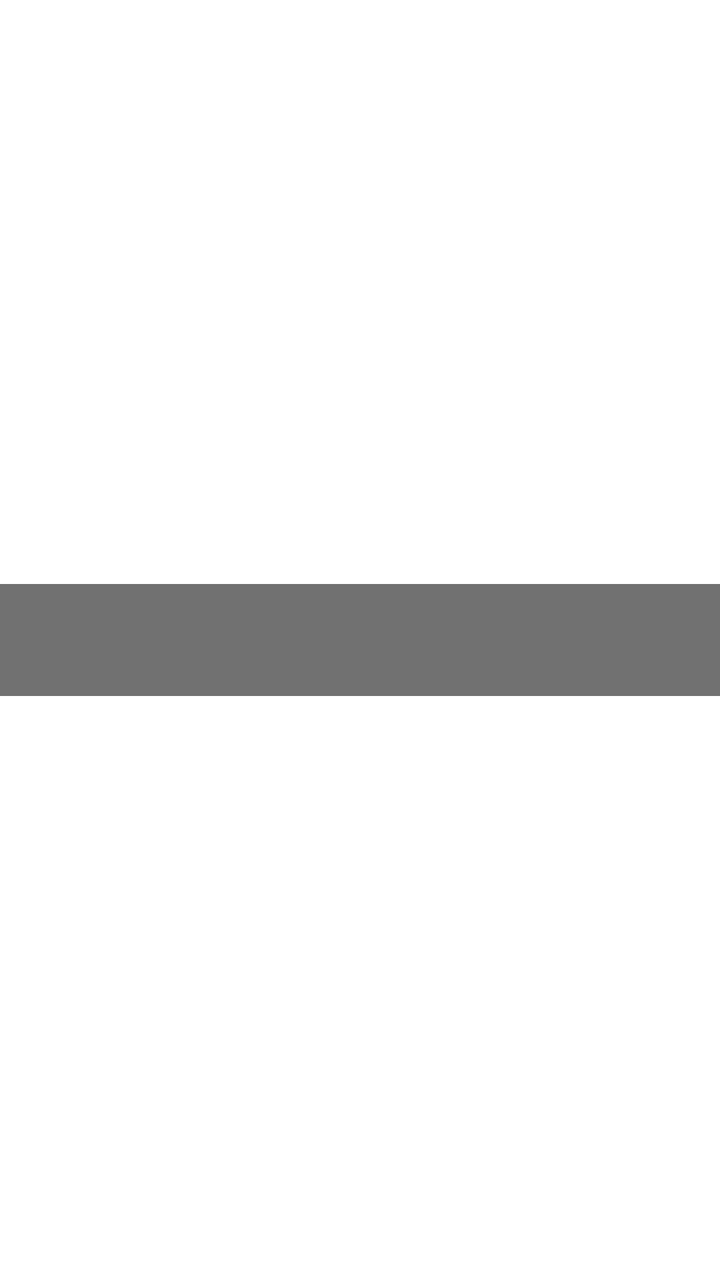
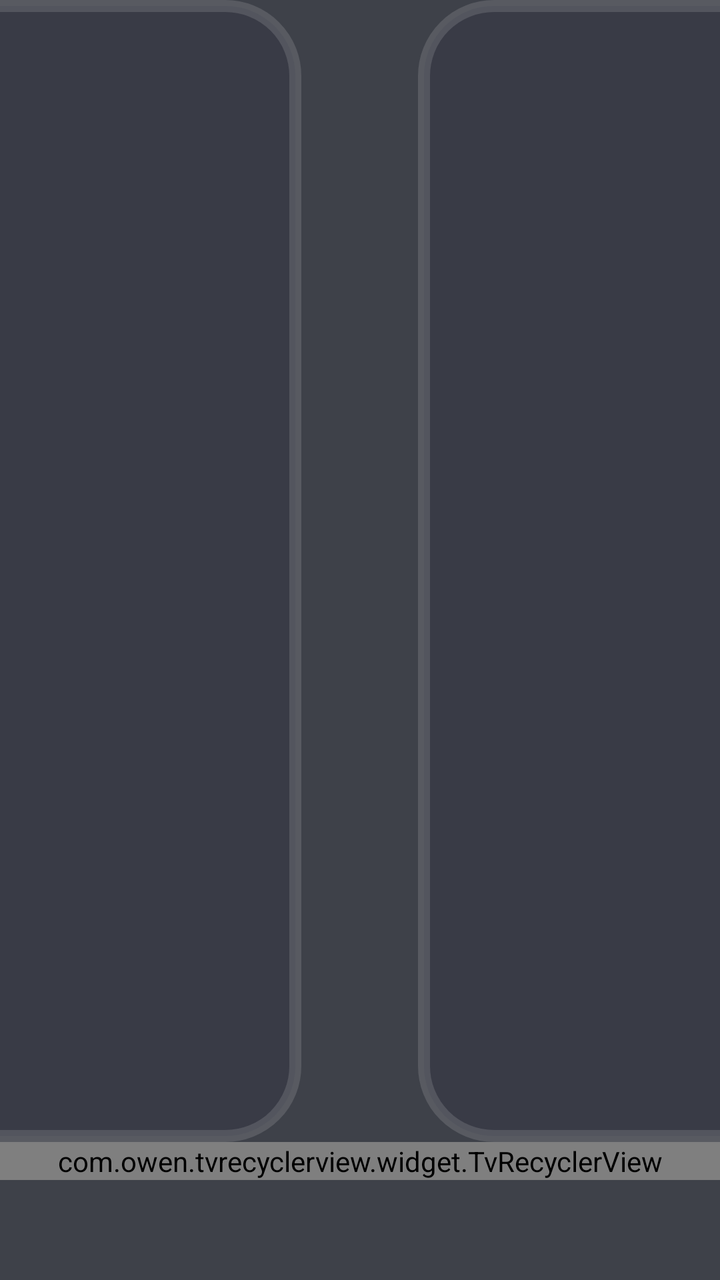

Screens rendered from an Android XML layout before and after an edit, with the pre-edit source and the edit as a unified diff.
<!-- AndroidManifest.xml: application theme AppTheme.NoActionBar -->
<!-- res/layout/dialog_checkbox_search.xml -->
<?xml version="1.0" encoding="utf-8"?>
<FrameLayout xmlns:android="http://schemas.android.com/apk/res/android"
    android:layout_width="match_parent"
    android:layout_height="match_parent">

    <LinearLayout
        android:id="@+id/root"
        android:layout_width="@dimen/vs_480"
        android:layout_height="match_parent"
        android:layout_gravity="center"
        android:layout_margin="@dimen/vs_50"
        android:background="@drawable/shape_dialog_bg_main"
        android:orientation="vertical"
        android:padding="@dimen/vs_25">


        <LinearLayout
            android:layout_width="match_parent"
            android:layout_height="wrap_content"
            android:orientation="horizontal"
            android:paddingBottom="@dimen/vs_20"
            android:weightSum="2">

            <LinearLayout
                android:id="@+id/checkAll"
                android:layout_width="0dp"
                android:layout_height="wrap_content"
                android:layout_gravity="center"
                android:layout_marginStart="@dimen/vs_5"
                android:layout_marginLeft="@dimen/vs_5"
                android:layout_marginEnd="@dimen/vs_5"
                android:layout_marginRight="@dimen/vs_5"
                android:layout_weight="1"
                android:background="@drawable/button_dialog_main"
                android:focusable="true"
                android:gravity="center"
                android:orientation="horizontal"
                android:padding="@dimen/vs_10">

                <ImageView
                    android:layout_width="@dimen/vs_30"
                    android:layout_height="@dimen/vs_30"
                    android:layout_gravity="center"
                    android:layout_marginEnd="@dimen/vs_10"
                    android:layout_marginRight="@dimen/vs_10"
                    android:src="@drawable/shape_search_checkall" />

                <TextView
                    android:layout_width="wrap_content"
                    android:layout_height="wrap_content"
                    android:layout_centerInParent="false"
                    android:layout_gravity="center"
                    android:focusable="false"
                    android:focusableInTouchMode="false"
                    android:gravity="center"
                    android:text="@string/search_checkAll"
                    android:textColor="@color/color_FFFFFF"
                    android:textSize="@dimen/ts_20" />
            </LinearLayout>

            <LinearLayout
                android:id="@+id/clearAll"
                android:layout_width="0dp"
                android:layout_height="wrap_content"
                android:layout_gravity="center"
                android:layout_marginStart="@dimen/vs_5"
                android:layout_marginLeft="@dimen/vs_5"
                android:layout_marginEnd="@dimen/vs_5"
                android:layout_marginRight="@dimen/vs_5"
                android:layout_weight="1"
                android:background="@drawable/button_dialog_main"
                android:focusable="true"
                android:gravity="center"
                android:orientation="horizontal"
                android:padding="@dimen/vs_10">

                <ImageView
                    android:layout_width="@dimen/vs_30"
                    android:layout_height="@dimen/vs_30"
                    android:layout_gravity="center"
                    android:layout_marginEnd="@dimen/vs_10"
                    android:layout_marginRight="@dimen/vs_10"
                    android:src="@drawable/shape_search_clearall" />

                <TextView
                    android:layout_width="wrap_content"
                    android:layout_height="wrap_content"
                    android:layout_centerInParent="false"
                    android:layout_gravity="center"
                    android:focusable="false"
                    android:focusableInTouchMode="false"
                    android:gravity="center"
                    android:text="@string/search_clearAll"
                    android:textColor="@color/color_FFFFFF"
                    android:textSize="@dimen/ts_20" />
            </LinearLayout>
        </LinearLayout>

        <com.owen.tvrecyclerview.widget.TvRecyclerView
            android:id="@+id/mGridView"
            android:layout_width="match_parent"
            android:layout_height="wrap_content"
            android:orientation="vertical" />

    </LinearLayout>

</FrameLayout>
<!-- resources referenced by this layout -->
<resources>
  <color name="color_FFFFFF">#FFFFFF</color>
  <dimen name="ts_20">20mm</dimen>
  <dimen name="vs_10">10mm</dimen>
  <dimen name="vs_20">20mm</dimen>
  <dimen name="vs_25">25mm</dimen>
  <dimen name="vs_30">30mm</dimen>
  <dimen name="vs_480">480mm</dimen>
  <dimen name="vs_5">5mm</dimen>
  <dimen name="vs_50">50mm</dimen>
  <!-- drawable button_dialog_main (drawable) -->
  <?xml version="1.0" encoding="utf-8"?>
  <selector xmlns:android="http://schemas.android.com/apk/res/android">
      <item android:state_focused="true" android:state_pressed="true">
          <shape>
              <corners android:radius="@dimen/vs_5" />
              <solid android:color="?attr/color_theme_dark_70" />
          </shape>
      </item>
      <item android:state_focused="false" android:state_pressed="true">
          <shape>
              <corners android:radius="@dimen/vs_5" />
              <solid android:color="?attr/color_theme_dark_70" />
          </shape>
      </item>
      <item android:state_focused="true">
          <shape>
              <corners android:radius="@dimen/vs_5" />
              <solid android:color="?attr/color_theme_dark_70" />
  	    
  	    <stroke android:width="2mm" android:color="@android:color/white" />
          </shape>
      </item>
      <item android:state_focused="false" android:state_pressed="false">
          <shape>
              <corners android:radius="@dimen/vs_5" />
              <solid android:color="@color/color_000000_60" />
          </shape>
      </item>
  </selector>
  <!-- drawable shape_dialog_bg_main (drawable) -->
  <?xml version="1.0" encoding="utf-8"?>
  <shape xmlns:android="http://schemas.android.com/apk/res/android">
      <corners android:radius="@dimen/vs_15" />
      <solid android:color="@color/color_6A6A6A_95" />
  </shape>
  <!-- drawable shape_search_checkall (drawable) -->
  <vector android:height="24dp" android:tint="@color/color_FFFFFF"
      android:viewportHeight="24" android:viewportWidth="24"
      android:width="24dp" xmlns:android="http://schemas.android.com/apk/res/android">
      <path android:fillColor="@color/color_FFFFFF" android:pathData="M19,3L5,3c-1.1,0 -2,0.9 -2,2v14c0,1.1 0.9,2 2,2h14c1.1,0 2,-0.9 2,-2L21,5c0,-1.1 -0.9,-2 -2,-2zM10.71,16.29c-0.39,0.39 -1.02,0.39 -1.41,0L5.71,12.7c-0.39,-0.39 -0.39,-1.02 0,-1.41 0.39,-0.39 1.02,-0.39 1.41,0L10,14.17l6.88,-6.88c0.39,-0.39 1.02,-0.39 1.41,0 0.39,0.39 0.39,1.02 0,1.41l-7.58,7.59z"/>
  </vector>
  <!-- drawable shape_search_clearall (drawable) -->
  <vector android:height="24dp" android:tint="?attr/color_theme_70"
      android:viewportHeight="24" android:viewportWidth="24"
      android:width="24dp" xmlns:android="http://schemas.android.com/apk/res/android">
      <path android:fillColor="@android:color/white" android:pathData="M18,19L6,19c-0.55,0 -1,-0.45 -1,-1L5,6c0,-0.55 0.45,-1 1,-1h12c0.55,0 1,0.45 1,1v12c0,0.55 -0.45,1 -1,1zM19,3L5,3c-1.1,0 -2,0.9 -2,2v14c0,1.1 0.9,2 2,2h14c1.1,0 2,-0.9 2,-2L21,5c0,-1.1 -0.9,-2 -2,-2z"/>
  </vector>
  <string name="search_checkAll">Select All</string>
  <string name="search_clearAll">Select None</string>
  
      // Fast Search Page //
  <style name="AppTheme.NoActionBar">
          <item name="android:windowActionBar">false</item>
          <item name="android:windowNoTitle">true</item>
          <item name="windowActionBar">false</item>
          <item name="android:windowFullscreen">true</item>//全屏即无通知栏
          <item name="android:windowContentOverlay">@null</item>//是否有遮盖
          <item name="windowNoTitle">true</item>
          
          
          <item name="android:windowBackground">@android:color/transparent</item>
      </style>
  <color name="color_000000_60">#99000000</color>
  <dimen name="vs_15">15mm</dimen>
  <color name="color_6A6A6A_95">#F26A6A6A</color>
</resources>

<!-- the commit's change to res/layout/dialog_checkbox_search.xml (unified diff, before → after) -->
@@ -1,106 +1,60 @@
 <?xml version="1.0" encoding="utf-8"?>
 <FrameLayout xmlns:android="http://schemas.android.com/apk/res/android"
+    xmlns:app="http://schemas.android.com/apk/res-auto"
+    xmlns:tools="http://schemas.android.com/tools"
     android:layout_width="match_parent"
     android:layout_height="match_parent">
-
     <LinearLayout
         android:id="@+id/root"
-        android:layout_width="@dimen/vs_480"
+        android:layout_width="@dimen/vs_420"
         android:layout_height="match_parent"
         android:layout_gravity="center"
-        android:layout_margin="@dimen/vs_50"
-        android:background="@drawable/shape_dialog_bg_main"
-        android:orientation="vertical"
-        android:padding="@dimen/vs_25">
+        android:background="@drawable/shape_dialog_pg_search_checkbox"
+        android:orientation="vertical">
 
 
         <LinearLayout
+            android:orientation="horizontal"
+            android:weightSum="2"
             android:layout_width="match_parent"
-            android:layout_height="wrap_content"
-            android:orientation="horizontal"
-            android:paddingBottom="@dimen/vs_20"
-            android:weightSum="2">
-
-            <LinearLayout
+            android:layout_height="wrap_content">
+            <TextView
                 android:id="@+id/checkAll"
                 android:layout_width="0dp"
                 android:layout_height="wrap_content"
+                android:layout_weight="1"
                 android:layout_gravity="center"
-                android:layout_marginStart="@dimen/vs_5"
-                android:layout_marginLeft="@dimen/vs_5"
-                android:layout_marginEnd="@dimen/vs_5"
-                android:layout_marginRight="@dimen/vs_5"
-                android:layout_weight="1"
-                android:background="@drawable/button_dialog_main"
+                android:gravity="center"
+                android:background="@drawable/button_danmu_setting"
+                android:clickable="true"
                 android:focusable="true"
-                android:gravity="center"
-                android:orientation="horizontal"
-                android:padding="@dimen/vs_10">
+                android:padding="@dimen/vs_30"
+                android:textColor="@color/dialog_text_primary"
+                android:textSize="@dimen/ts_26"
+                android:text="全选" />
 
-                <ImageView
-                    android:layout_width="@dimen/vs_30"
-                    android:layout_height="@dimen/vs_30"
-                    android:layout_gravity="center"
-                    android:layout_marginEnd="@dimen/vs_10"
-                    android:layout_marginRight="@dimen/vs_10"
-                    android:src="@drawable/shape_search_checkall" />
-
-                <TextView
-                    android:layout_width="wrap_content"
-                    android:layout_height="wrap_content"
-                    android:layout_centerInParent="false"
-                    android:layout_gravity="center"
-                    android:focusable="false"
-                    android:focusableInTouchMode="false"
-                    android:gravity="center"
-                    android:text="@string/search_checkAll"
-                    android:textColor="@color/color_FFFFFF"
-                    android:textSize="@dimen/ts_20" />
-            </LinearLayout>
-
-            <LinearLayout
+            <TextView
                 android:id="@+id/clearAll"
                 android:layout_width="0dp"
                 android:layout_height="wrap_content"
+                android:layout_marginLeft="@dimen/vs_10"
+                android:layout_weight="1"
                 android:layout_gravity="center"
-                android:layout_marginStart="@dimen/vs_5"
-                android:layout_marginLeft="@dimen/vs_5"
-                android:layout_marginEnd="@dimen/vs_5"
-                android:layout_marginRight="@dimen/vs_5"
-                android:layout_weight="1"
-                android:background="@drawable/button_dialog_main"
+                android:gravity="center"
+                android:background="@drawable/button_danmu_setting"
+                android:clickable="true"
                 android:focusable="true"
-                android:gravity="center"
-                android:orientation="horizontal"
-                android:padding="@dimen/vs_10">
-
-                <ImageView
-                    android:layout_width="@dimen/vs_30"
-                    android:layout_height="@dimen/vs_30"
-                    android:layout_gravity="center"
-                    android:layout_marginEnd="@dimen/vs_10"
-                    android:layout_marginRight="@dimen/vs_10"
-                    android:src="@drawable/shape_search_clearall" />
-
-                <TextView
-                    android:layout_width="wrap_content"
-                    android:layout_height="wrap_content"
-                    android:layout_centerInParent="false"
-                    android:layout_gravity="center"
-                    android:focusable="false"
-                    android:focusableInTouchMode="false"
-                    android:gravity="center"
-                    android:text="@string/search_clearAll"
-                    android:textColor="@color/color_FFFFFF"
-                    android:textSize="@dimen/ts_20" />
-            </LinearLayout>
+                android:padding="@dimen/vs_30"
+                android:text="全不选"
+                android:textColor="@color/dialog_text_primary"
+                android:textSize="@dimen/ts_26" />
         </LinearLayout>
 
         <com.owen.tvrecyclerview.widget.TvRecyclerView
             android:id="@+id/mGridView"
             android:layout_width="match_parent"
             android:layout_height="wrap_content"
-            android:orientation="vertical" />
+            android:orientation="vertical"/>
 
     </LinearLayout>
 
<!-- resource entries referenced after the edit -->
@@ -1,79 +1,65 @@
 <!-- resources referenced by this layout -->
 <resources>
-  <color name="color_FFFFFF">#FFFFFF</color>
-  <dimen name="ts_20">20mm</dimen>
+  <color name="dialog_text_primary">#FFFFFFFF</color>
+  <dimen name="ts_26">26mm</dimen>
   <dimen name="vs_10">10mm</dimen>
-  <dimen name="vs_20">20mm</dimen>
-  <dimen name="vs_25">25mm</dimen>
   <dimen name="vs_30">30mm</dimen>
-  <dimen name="vs_480">480mm</dimen>
-  <dimen name="vs_5">5mm</dimen>
-  <dimen name="vs_50">50mm</dimen>
-  <!-- drawable button_dialog_main (drawable) -->
+  <dimen name="vs_420">420mm</dimen>
+  <!-- drawable button_danmu_setting (drawable) -->
   <?xml version="1.0" encoding="utf-8"?>
   <selector xmlns:android="http://schemas.android.com/apk/res/android">
-      <item android:state_focused="true" android:state_pressed="true">
+      <item android:state_focused="true">
           <shape>
-              <corners android:radius="@dimen/vs_5" />
-              <solid android:color="?attr/color_theme_dark_70" />
+              <corners android:radius="@dimen/vs_6" />
+              <solid android:color="@color/dialog_control_bg_focused" />
+              <stroke
+                  android:width="@dimen/vs_1"
+                  android:color="@color/dialog_control_stroke_focused" />
           </shape>
       </item>
-      <item android:state_focused="false" android:state_pressed="true">
+      <item>
           <shape>
-              <corners android:radius="@dimen/vs_5" />
-              <solid android:color="?attr/color_theme_dark_70" />
-          </shape>
-      </item>
-      <item android:state_focused="true">
-          <shape>
-              <corners android:radius="@dimen/vs_5" />
-              <solid android:color="?attr/color_theme_dark_70" />
-  	    
-  	    <stroke android:width="2mm" android:color="@android:color/white" />
-          </shape>
-      </item>
-      <item android:state_focused="false" android:state_pressed="false">
-          <shape>
-              <corners android:radius="@dimen/vs_5" />
-              <solid android:color="@color/color_000000_60" />
+              <corners android:radius="@dimen/vs_6" />
+              <solid android:color="@color/dialog_control_bg" />
+              <stroke
+                  android:width="@dimen/vs_1"
+                  android:color="@color/dialog_control_stroke" />
           </shape>
       </item>
   </selector>
-  <!-- drawable shape_dialog_bg_main (drawable) -->
+  <!-- drawable shape_dialog_pg_search_checkbox (drawable) -->
   <?xml version="1.0" encoding="utf-8"?>
   <shape xmlns:android="http://schemas.android.com/apk/res/android">
-      <corners android:radius="@dimen/vs_15" />
-      <solid android:color="@color/color_6A6A6A_95" />
+      <corners android:radius="@dimen/vs_5" />
+      <solid android:color="@color/dialog_panel_bg" />
   </shape>
-  <!-- drawable shape_search_checkall (drawable) -->
-  <vector android:height="24dp" android:tint="@color/color_FFFFFF"
-      android:viewportHeight="24" android:viewportWidth="24"
-      android:width="24dp" xmlns:android="http://schemas.android.com/apk/res/android">
-      <path android:fillColor="@color/color_FFFFFF" android:pathData="M19,3L5,3c-1.1,0 -2,0.9 -2,2v14c0,1.1 0.9,2 2,2h14c1.1,0 2,-0.9 2,-2L21,5c0,-1.1 -0.9,-2 -2,-2zM10.71,16.29c-0.39,0.39 -1.02,0.39 -1.41,0L5.71,12.7c-0.39,-0.39 -0.39,-1.02 0,-1.41 0.39,-0.39 1.02,-0.39 1.41,0L10,14.17l6.88,-6.88c0.39,-0.39 1.02,-0.39 1.41,0 0.39,0.39 0.39,1.02 0,1.41l-7.58,7.59z"/>
-  </vector>
-  <!-- drawable shape_search_clearall (drawable) -->
-  <vector android:height="24dp" android:tint="?attr/color_theme_70"
-      android:viewportHeight="24" android:viewportWidth="24"
-      android:width="24dp" xmlns:android="http://schemas.android.com/apk/res/android">
-      <path android:fillColor="@android:color/white" android:pathData="M18,19L6,19c-0.55,0 -1,-0.45 -1,-1L5,6c0,-0.55 0.45,-1 1,-1h12c0.55,0 1,0.45 1,1v12c0,0.55 -0.45,1 -1,1zM19,3L5,3c-1.1,0 -2,0.9 -2,2v14c0,1.1 0.9,2 2,2h14c1.1,0 2,-0.9 2,-2L21,5c0,-1.1 -0.9,-2 -2,-2z"/>
-  </vector>
-  <string name="search_checkAll">Select All</string>
-  <string name="search_clearAll">Select None</string>
-  
-      // Fast Search Page //
-  <style name="AppTheme.NoActionBar">
+  <dimen name="vs_5">5mm</dimen>
+  <color name="dialog_panel_bg">#D91D202A</color>
+  <style name="AppTheme" parent="Theme.AppCompat.Light.DarkActionBar">
+          
+          <item name="colorPrimary">@color/color_6200EE</item>
+          <item name="colorPrimaryDark">@color/color_3700B3</item>
+          <item name="colorAccent">@color/color_03DAC5</item>
+      </style>
+  <color name="color_6200EE">#6200EE</color>
+  <color name="color_3700B3">#3700B3</color>
+  <color name="color_03DAC5">#03DAC5</color>
+  <style name="AppTheme.NoActionBar" parent="AppTheme">
           <item name="android:windowActionBar">false</item>
           <item name="android:windowNoTitle">true</item>
           <item name="windowActionBar">false</item>
           <item name="android:windowFullscreen">true</item>//全屏即无通知栏
           <item name="android:windowContentOverlay">@null</item>//是否有遮盖
           <item name="windowNoTitle">true</item>
-          
+          <item name="android:keepScreenOn">true</item>
           
           <item name="android:windowBackground">@android:color/transparent</item>
       </style>
-  <color name="color_000000_60">#99000000</color>
-  <dimen name="vs_15">15mm</dimen>
-  <color name="color_6A6A6A_95">#F26A6A6A</color>
+  <dimen name="vs_6">6mm</dimen>
+  <color name="dialog_control_bg_focused">#CC1890FF</color>
+  <dimen name="vs_1">1mm</dimen>
+  <color name="dialog_control_stroke_focused">#CC02F8E1</color>
+  <color name="dialog_control_bg">#80353744</color>
+  <color name="dialog_control_stroke">#22FFFFFF</color>
 </resources>
 
